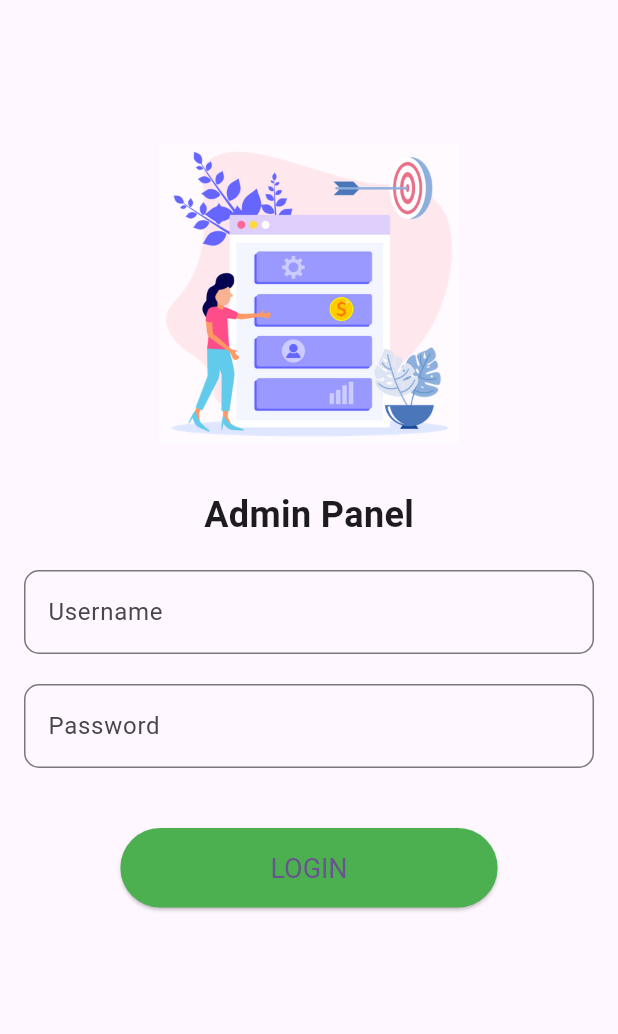
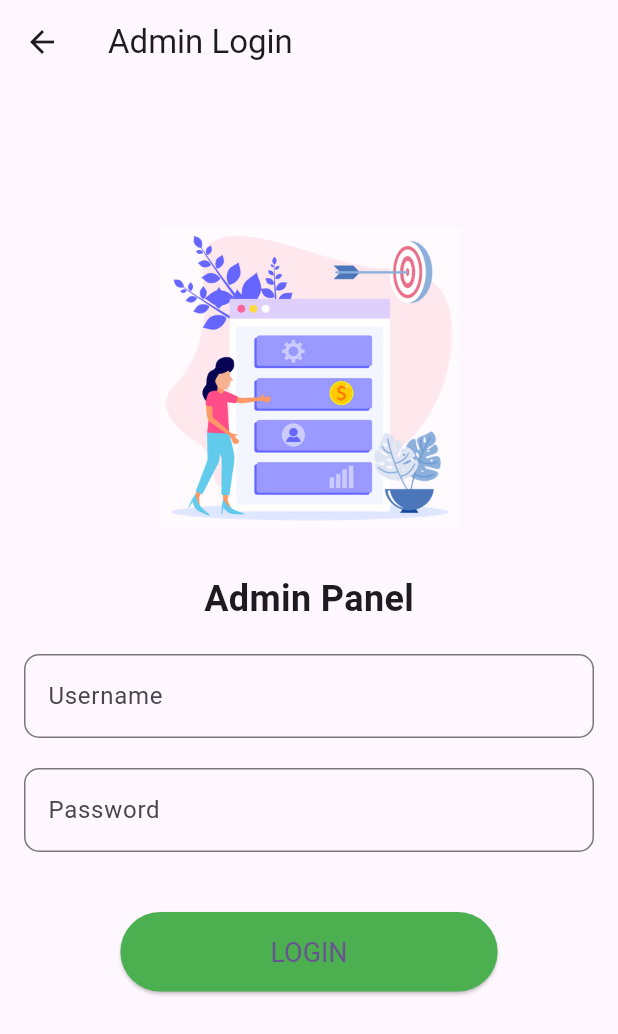
Before and after one commit to MrJov100/marketplace_kelompok4, a Flutter app: the AdminLogin screen opened directly, on a phone screen of 412 x 824 dp. Shown: the top 1034 px of the screen. Run offline on Flutter 3.47's test engine with Material 3 defaults, Android fonts, the light colour scheme and no system bars; our stand-ins replace curved_navigation_bar, image_picker.

```diff
--- a/lib/Admin/admin_login.dart
+++ b/lib/Admin/admin_login.dart
@@ -1,7 +1,10 @@
 import 'package:flutter/material.dart';
-import 'home_admin.dart'; // Import file HomeAdmin
+import 'package:marketplace_kelompok4/pages/login.dart';
+import 'home_admin.dart';
 
 class AdminLogin extends StatefulWidget {
+  const AdminLogin({super.key});
+
   @override
   _AdminLoginState createState() => _AdminLoginState();
 }
@@ -14,6 +17,18 @@ class _AdminLoginState extends State<AdminLogin> {
   @override
   Widget build(BuildContext context) {
     return Scaffold(
+      appBar: AppBar(
+        leading: IconButton(
+          icon: Icon(Icons.arrow_back),
+          onPressed: () {
+            Navigator.pushReplacement(
+              context,
+              MaterialPageRoute(builder: (context) => LogIn()),
+            );
+          },
+        ),
+        title: Text('Admin Login'),
+      ),
       body: SingleChildScrollView(
         child: Padding(
           padding: const EdgeInsets.all(16.0),
--- a/lib/Admin/home_admin.dart
+++ b/lib/Admin/home_admin.dart
@@ -3,6 +3,8 @@ import 'add_product.dart';
 import 'all_order.dart';
 
 class HomeAdmin extends StatelessWidget {
+  const HomeAdmin({super.key});
+
   @override
   Widget build(BuildContext context) {
     return Scaffold(
```
Also changed, not shown: lib/main.dart (+3 -4 lines), lib/pages/login.dart (+29 -0 lines).
